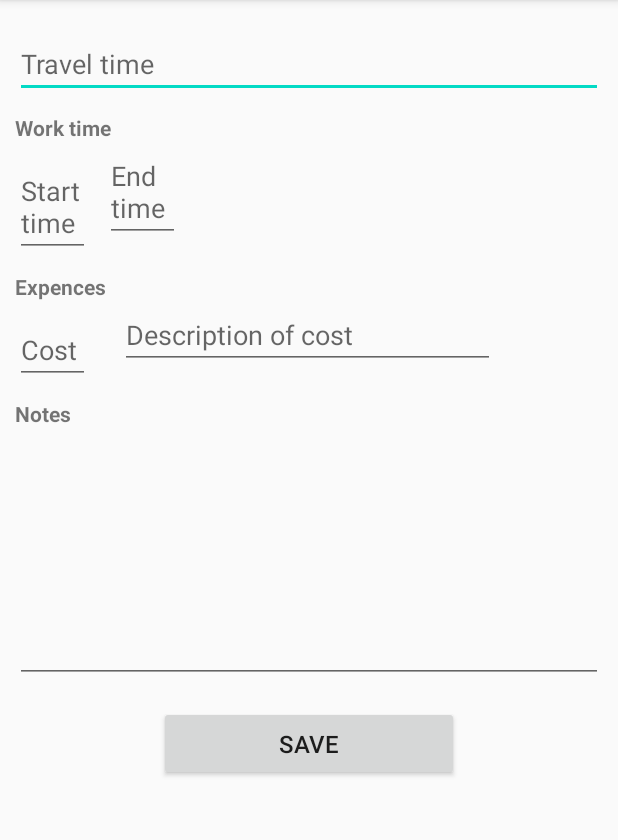
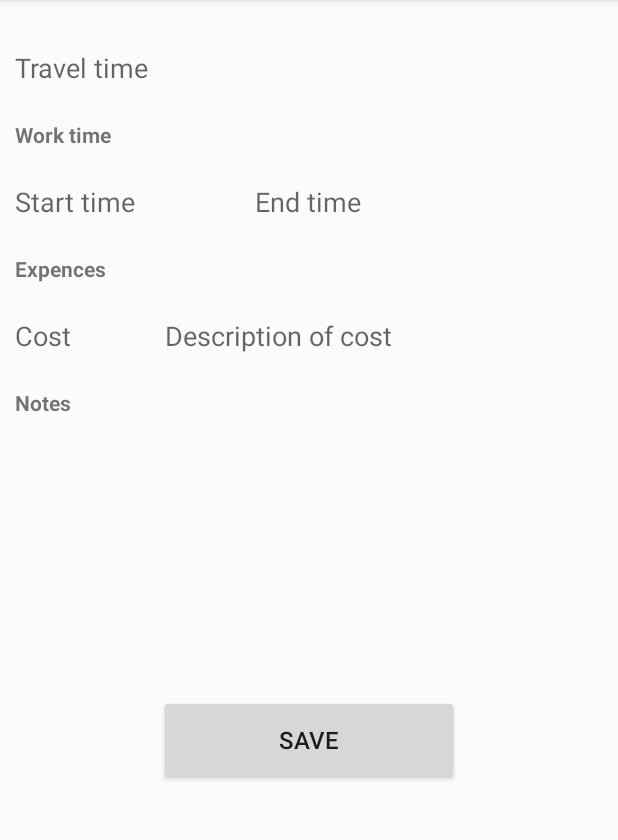
Before and after one commit to HeSingh93/todo-mobileapp, an Android app: the TimeAndExpenses screen opened directly, with no data from a screen before it, on a phone screen of 412 x 824 dp, the part 84-924 px from its top. Run offline under Robolectric (Android 15) with nearby library versions, the phone set to English and light mode, and no system bars; 2 statements that could not run were skipped.

```diff
--- a/app/src/main/java/com/example/todomobile/TimeAndExpenses.java
+++ b/app/src/main/java/com/example/todomobile/TimeAndExpenses.java
@@ -2,11 +2,24 @@ package com.example.todomobile;
 
 import androidx.appcompat.app.AppCompatActivity;
 
+import android.content.Intent;
 import android.os.Bundle;
+import android.view.View;
+import android.widget.Button;
 import android.widget.EditText;
 import android.widget.TextView;
 
+import com.example.todomobile.models.Expense;
+import com.example.todomobile.models.WorkOrder;
+
+import java.util.ArrayList;
+import java.util.List;
+
 public class TimeAndExpenses extends ToDoActivity {
+
+    private WorkOrder finishedWorkOrder;
+    private ArrayList<WorkOrder> workOrderList;
+    private List<Expense> expenses;
 
     private TextView labelWorkTime;
     private TextView labelExpences;
@@ -18,10 +31,25 @@ public class TimeAndExpenses extends ToDoActivity {
     private EditText textDescriptionOfCost;
     private EditText textNotes;
 
+    private Button buttonSave;
+
     @Override
     protected void onCreate(Bundle savedInstanceState) {
         super.onCreate(savedInstanceState);
         setContentView(R.layout.activity_time_and_expenses);
+
+        final Intent intent = getIntent();
+        intent.setExtrasClassLoader(WorkOrder.class.getClassLoader());
+
+        finishedWorkOrder = intent.getParcelableExtra(CURRENT_WORKORDER_MESSAGE);
+        workOrderList = intent.getParcelableArrayListExtra(WORKORDER_LIST_MESSAGE);
+
+        for (WorkOrder workOrder : workOrderList) {
+            if (workOrder.equals(finishedWorkOrder)){
+                finishedWorkOrder = workOrder;
+                break;
+            }
+        }
 
         labelWorkTime = findViewById(R.id.labelWorkTime);
         labelExpences = findViewById(R.id.labelWorkTime);
@@ -39,5 +67,25 @@ public class TimeAndExpenses extends ToDoActivity {
         textCost.setText("");
         textDescriptionOfCost.setText("");
         textNotes.setText("");
+
+        buttonSave = findViewById(R.id.buttonSaveTimeAndExpences);
+        buttonSave.setOnClickListener(new View.OnClickListener() {
+            @Override
+            public void onClick(View v) {
+                finishedWorkOrder.setStatus(STATUS_DONE);
+                finishedWorkOrder.setTravelHours(Double.parseDouble(textTravelTime.getText().toString()));
+                finishedWorkOrder.setTimeStarted(textWorkStartTime.getText().toString());
+                finishedWorkOrder.setTimeFinished(textWorkEndTime.getText().toString());
+                Expense jobExpenses = new Expense(Double.parseDouble((textCost.getText().toString())), textDescriptionOfCost.getText().toString());
+                finishedWorkOrder.addExpense(jobExpenses);
+                finishedWorkOrder.setComment(textNotes.getText().toString());
+
+                Intent timeAndExpencesFinishedIntent = new Intent(TimeAndExpenses.this, OrderList.class);
+                timeAndExpencesFinishedIntent.putParcelableArrayListExtra(WORKORDER_LIST_MESSAGE, workOrderList);
+                startActivity(timeAndExpencesFinishedIntent);
+            }
+        });
     }
+
+
 }
--- a/app/src/main/java/com/example/todomobile/models/Expense.java
+++ b/app/src/main/java/com/example/todomobile/models/Expense.java
@@ -15,6 +15,10 @@ public class Expense implements Parcelable {
         this.id = id;
         this.amount = amount;
         this.description = description;
+    }
+
+    public Expense(double amount, String description) {
+        this(1, amount, description);
     }
 
     protected Expense(Parcel in) {
--- a/app/src/main/res/layout/activity_time_and_expenses.xml
+++ b/app/src/main/res/layout/activity_time_and_expenses.xml
@@ -4,7 +4,8 @@
     xmlns:tools="http://schemas.android.com/tools"
     android:layout_width="match_parent"
     android:layout_height="match_parent"
-    tools:context=".TimeAndExpenses">
+    tools:context=".TimeAndExpenses"
+    android:background="#FBFBFB">
 
     <LinearLayout
         android:id="@+id/linearlayout3"
@@ -15,16 +16,18 @@
         app:layout_constraintEnd_toEndOf="parent"
         app:layout_constraintHorizontal_bias="0.0"
         app:layout_constraintStart_toStartOf="parent"
-        app:layout_constraintTop_toTopOf="parent" >
+        app:layout_constraintTop_toTopOf="parent"
+        >
 
         <EditText
             android:id="@+id/textTravelTime"
+            android:layout_width="match_parent"
+            android:layout_height="50dp"
+            android:layout_marginLeft="10dp"
             android:layout_marginTop="20dp"
-            android:layout_marginLeft="10dp"
             android:layout_marginRight="10dp"
-            android:layout_width="match_parent"
-            android:layout_height="wrap_content"
-            android:hint="Travel time"/>
+            android:background="#FBFBFB"
+            android:hint="Travel time" />
 
         <TextView
             android:id="@+id/labelWorkTime"
@@ -41,19 +44,25 @@
 
             <EditText
                 android:id="@+id/textWorkStartTime"
+                android:layout_width="150dp"
+                android:layout_height="50dp"
+                android:layout_marginLeft="10dp"
                 android:layout_marginTop="10dp"
-                android:layout_marginLeft="10dp"
-                android:layout_width="50dp"
-                android:layout_height="wrap_content"
-                android:hint="Start time" />
+                android:background="#FBFBFB"
+                android:hint="Start time"
+                android:inputType="time" />
 
             <EditText
                 android:id="@+id/textWorkEndTime"
+                android:layout_width="150dp"
+                android:layout_height="50dp"
                 android:layout_marginLeft="10dp"
+                android:layout_marginTop="10dp"
                 android:layout_marginRight="10dp"
-                android:layout_width="50dp"
-                android:layout_height="wrap_content"
-                android:hint="End time" />
+                android:background="#FBFBFB"
+                android:hint="End time"
+                android:inputType="time"
+                android:textAlignment="textStart" />
 
         </LinearLayout>
 
@@ -64,7 +73,8 @@
             android:layout_marginTop="10dp"
             android:layout_marginLeft="10dp"
             android:text="Expences"
-            android:textStyle="bold" />
+            android:textStyle="bold"
+            />
 
         <LinearLayout
             android:layout_width="match_parent"
@@ -72,18 +82,21 @@
 
             <EditText
                 android:id="@+id/textCost"
+                android:layout_width="80dp"
+                android:layout_height="50dp"
+                android:layout_marginLeft="10dp"
                 android:layout_marginTop="10dp"
-                android:layout_marginLeft="10dp"
                 android:layout_marginRight="10dp"
-                android:layout_width="50dp"
-                android:layout_height="wrap_content"
+                android:background="#FBFBFB"
                 android:hint="Cost" />
 
             <EditText
                 android:id="@+id/textDecriptionCost"
                 android:layout_width="250dp"
-                android:layout_height="wrap_content"
+                android:layout_height="50dp"
                 android:layout_marginLeft="10dp"
+                android:layout_marginTop="10dp"
+                android:background="#FBFBFB"
                 android:hint="Description of cost" />
 
         </LinearLayout>
@@ -102,16 +115,18 @@
             android:layout_width="match_parent"
             android:layout_height="170dp"
             android:layout_marginLeft="10dp"
-            android:layout_marginRight="10dp" />
+            android:layout_marginRight="10dp"
+            android:background="#FBFBFB"
+            android:textAlignment="textStart" />
 
         <Button
             android:id="@+id/buttonSaveTimeAndExpences"
+            android:layout_width="200dp"
+            android:layout_height="60dp"
+            android:layout_gravity="center"
             android:layout_marginTop="15dp"
-            android:layout_gravity="center"
-            android:layout_width="200dp"
-            android:layout_height="50dp"
             android:text="Save"
-            android:textSize="16sp"/>
+            android:textSize="16sp" />
 
     </LinearLayout>
 
```
